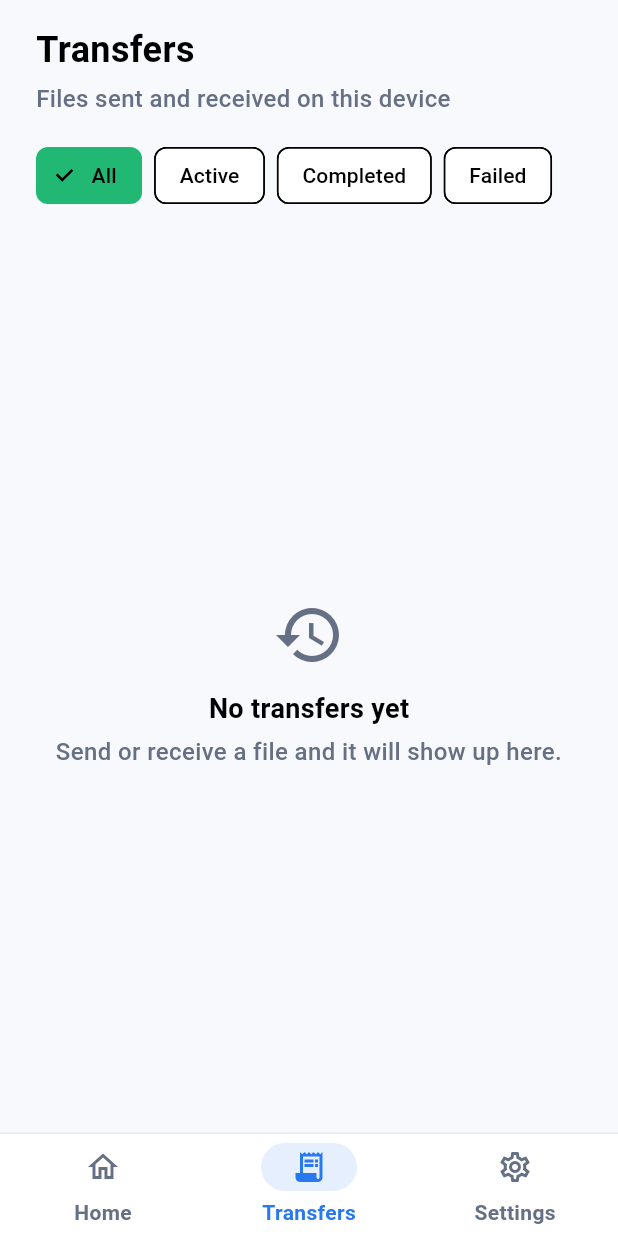
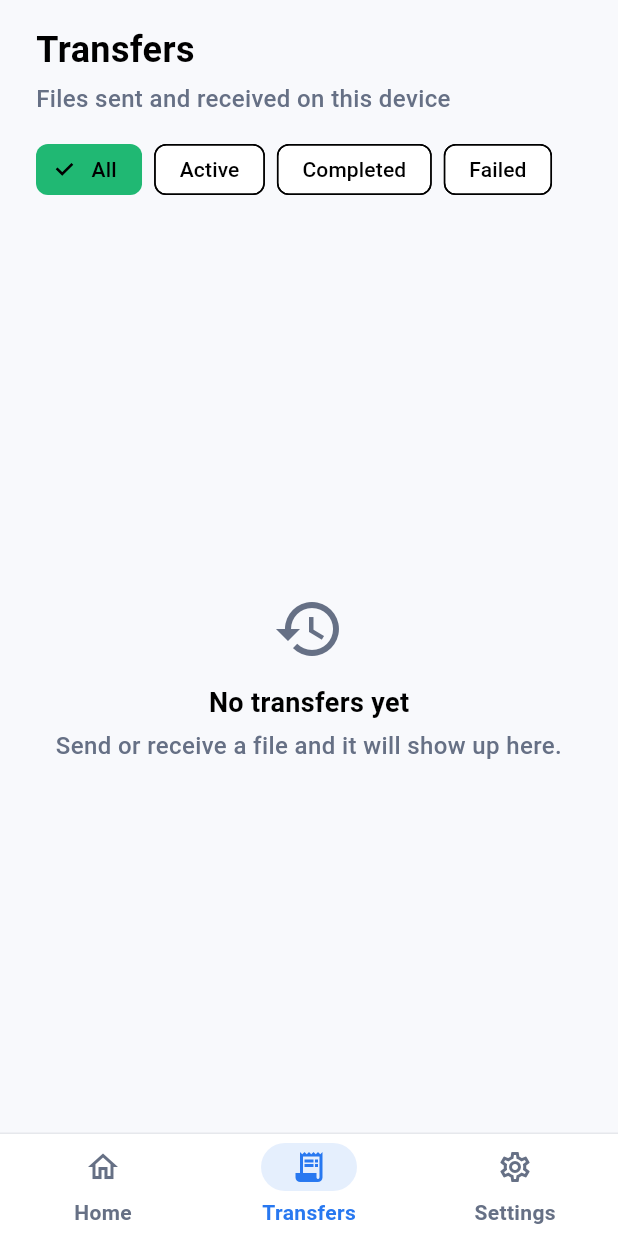
Before and after one commit to patrickopodev/local_transfer_app, a Flutter app: the screen it shows after launch, item 2 of the bottom bar chosen, on a phone screen of 412 x 824 dp. Run offline on Flutter 3.47's test engine with Material 3 defaults, Android fonts, the phone set to English and light mode, and no system bars; our stand-ins replace file_picker.

Commit message:
Force transfer status filters onto a single horizontal row

```diff
--- a/lib/screens/transfers/transfers_screen.dart
+++ b/lib/screens/transfers/transfers_screen.dart
@@ -56,17 +56,24 @@ class _TransfersScreenState extends State<TransfersScreen> {
                   child: Padding(
                     padding: const EdgeInsets.fromLTRB(
                         AppSpace.xl, 0, AppSpace.xl, AppSpace.lg),
-                    child: Wrap(
-                      spacing: AppSpace.sm,
-                      runSpacing: AppSpace.sm,
-                      children: [
-                        for (final f in _TransferFilter.values)
-                          ChoiceChip(
+                    child: SizedBox(
+                      height: 40,
+                      child: ListView.separated(
+                        scrollDirection: Axis.horizontal,
+                        itemCount: _TransferFilter.values.length,
+                        separatorBuilder: (_, _) =>
+                            const SizedBox(width: AppSpace.sm),
+                        itemBuilder: (context, i) {
+                          final f = _TransferFilter.values[i];
+                          return ChoiceChip(
                             label: Text(_label(f)),
+                            visualDensity: VisualDensity.compact,
                             selected: _filter == f,
-                            onSelected: (_) => setState(() => _filter = f),
-                          ),
-                      ],
+                            onSelected: (_) =>
+                                setState(() => _filter = f),
+                          );
+                        },
+                      ),
                     ),
                   ),
                 ),
```
